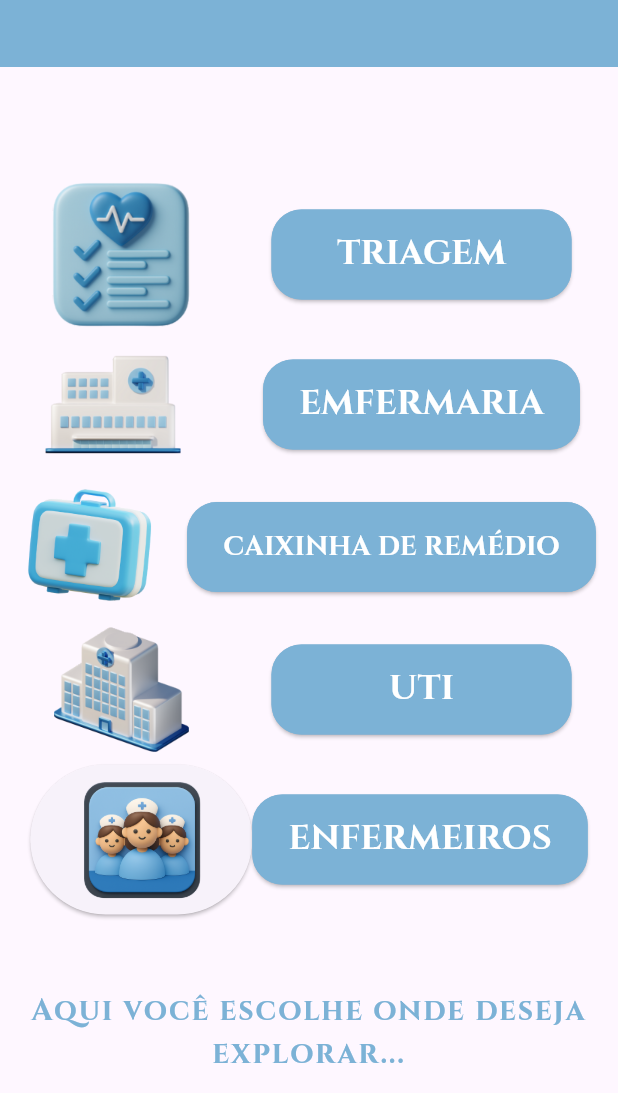
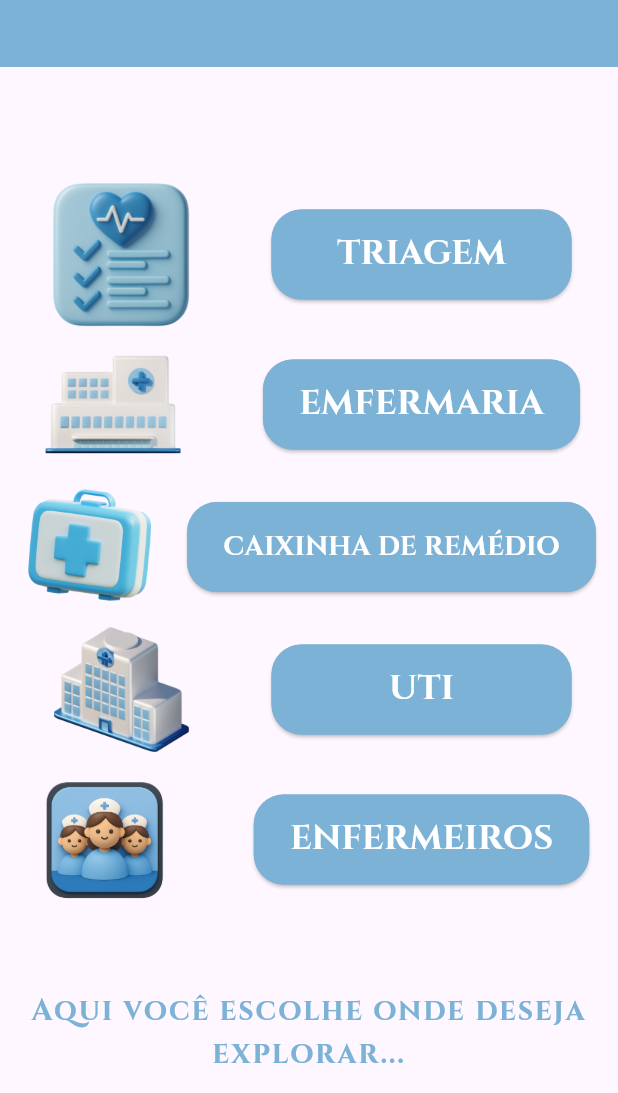
Before and after one commit to leticiavital/Pmovel, a Flutter app: the screen it shows after launch, on a phone screen of 412 x 824 dp, the part 143-1236 px from its top. Run offline on Flutter 3.47's test engine with Material 3 defaults, Android fonts, the phone set to English and light mode, and no system bars; our stand-ins replace dio, google_fonts, shared_preferences, sqflite; accounts and stored records are empty.

Commit message:
committ22

```diff
--- a/lib/pages/TelaMenu2.dart
+++ b/lib/pages/TelaMenu2.dart
@@ -174,18 +174,8 @@ class _TelaMenu2 extends State<TelaMenu2> {
             Row(
                 mainAxisAlignment: MainAxisAlignment.center,
                 children: [
-                Container(
-                  child:
-                      ElevatedButton(onPressed: (){
-                        Navigator.pushReplacement(context, MaterialPageRoute(builder: (context){
-                          return ProfilePage();
-                        }
-                        ),
-                        );
-                        },
-                        child: Image.asset('assets/enfermeiros.png', width: 100),
-                  ),
-                ),
+                  Image.asset('assets/enfermeiros.png', width: 100),
+                  SizedBox(width: 50),
                   ElevatedButton(
                     onPressed: () {
                       Navigator.push(
@@ -208,7 +198,7 @@ class _TelaMenu2 extends State<TelaMenu2> {
                       ),
                       minimumSize: Size(200, 60),
                     ),
-                  child:  Text(
+                    child: Text(
                       'ENFERMEIROS',
                       style: GoogleFonts.cinzel(
                           color: Colors.white,
@@ -216,9 +206,7 @@ class _TelaMenu2 extends State<TelaMenu2> {
                           fontSize: 23),
                     ),
                   ),
-
-
-              ],
+                ]
             ),
             SizedBox(height: 50),
 
```
Lines whose indentation alone changed are shown as unchanged.
